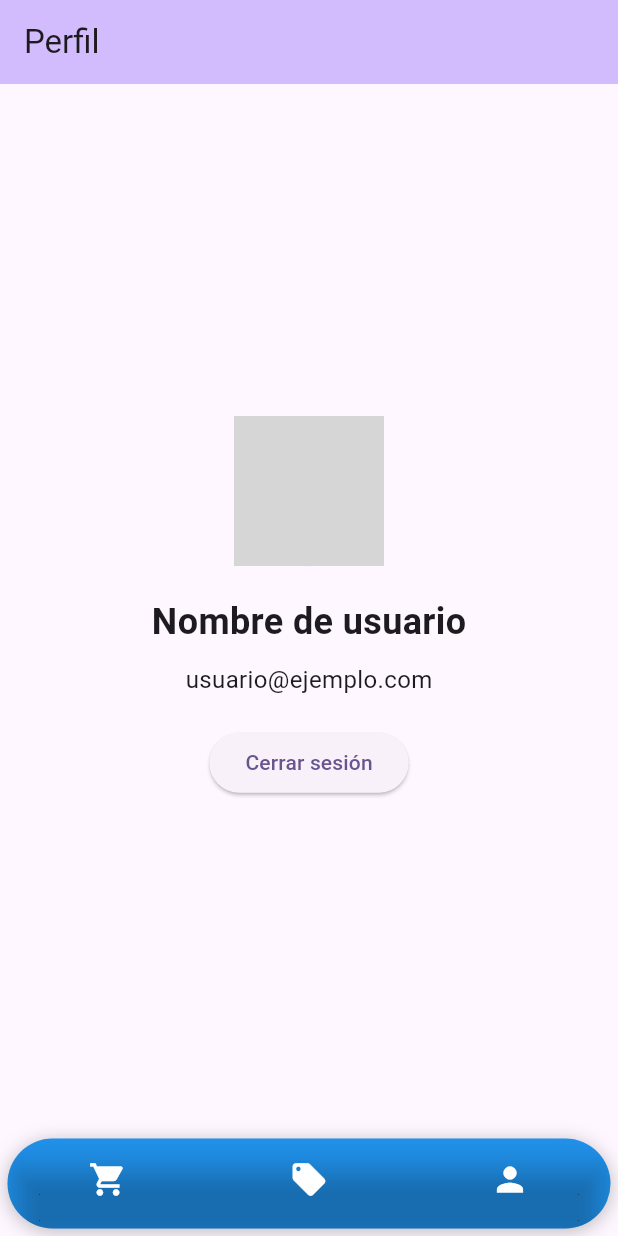
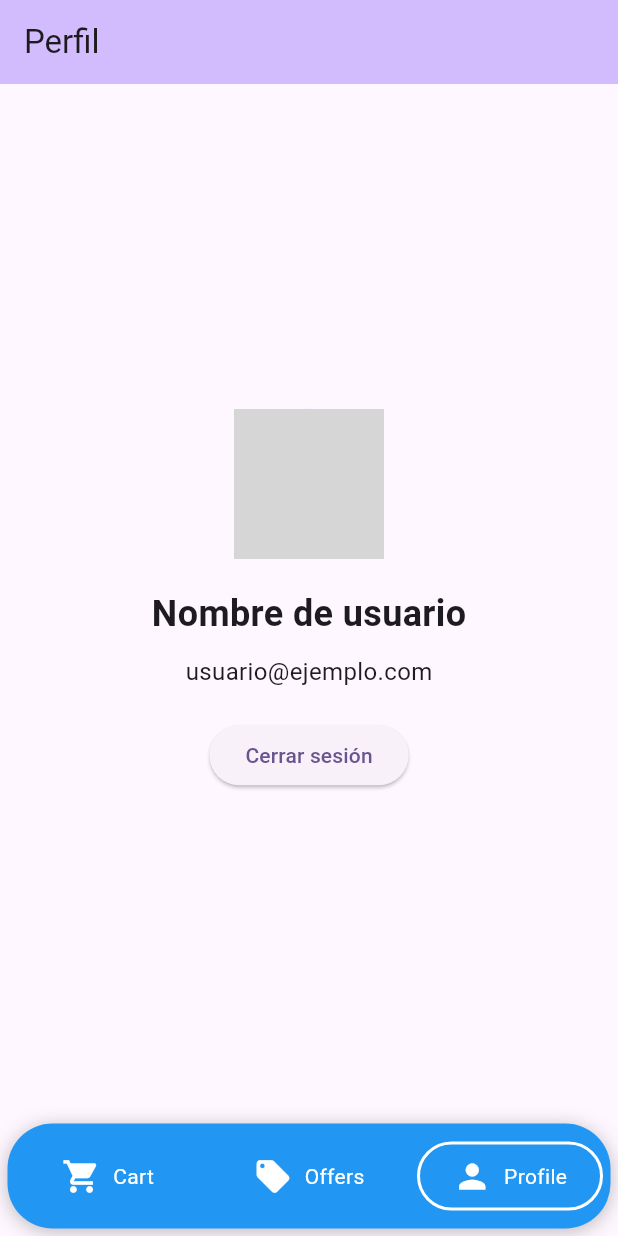
Before and after one commit to mrgomezsv/kidsfun_app, a Flutter app: the screen it shows after launch, swiped to page 3, on a phone screen of 412 x 824 dp. Run offline on Flutter 3.47's test engine with Material 3 defaults, Android fonts, the phone set to English and light mode, and no system bars; network calls fail; grey boxes are pictures that could not be loaded.

Commit message:
Add indicador in bottom navigation bar

```diff
--- a/lib/navigation/bottom_navigation_bar.dart
+++ b/lib/navigation/bottom_navigation_bar.dart
@@ -1,6 +1,6 @@
 import 'package:flutter/material.dart';
 
-class MyBottomNavigationBar extends StatelessWidget {
+class MyBottomNavigationBar extends StatefulWidget {
   final int currentIndex;
   final Function(int) onTap;
 
@@ -10,11 +10,52 @@ class MyBottomNavigationBar extends StatelessWidget {
   });
 
   @override
+  _MyBottomNavigationBarState createState() => _MyBottomNavigationBarState();
+}
+
+class _MyBottomNavigationBarState extends State<MyBottomNavigationBar> with SingleTickerProviderStateMixin {
+  late AnimationController _controller;
+  late Animation<double> _animation;
+
+  @override
+  void initState() {
+    super.initState();
+    _controller = AnimationController(
+      duration: Duration(milliseconds: 300),
+      vsync: this,
+    );
+    _animation = Tween<double>(begin: widget.currentIndex.toDouble(), end: widget.currentIndex.toDouble()).animate(_controller);
+  }
+
+  @override
+  void didUpdateWidget(covariant MyBottomNavigationBar oldWidget) {
+    super.didUpdateWidget(oldWidget);
+    if (oldWidget.currentIndex != widget.currentIndex) {
+      _controller.reset();
+      _animation = Tween<double>(begin: oldWidget.currentIndex.toDouble(), end: widget.currentIndex.toDouble()).animate(_controller)
+        ..addListener(() {
+          setState(() {});
+        });
+      _controller.forward();
+    }
+  }
+
+  @override
+  void dispose() {
+    _controller.dispose();
+    super.dispose();
+  }
+
+  void _onItemTapped(int index) {
+    widget.onTap(index);
+  }
+
+  @override
   Widget build(BuildContext context) {
     return SafeArea(
       child: Container(
         margin: EdgeInsets.all(5.0), // Margen para separar la barra de los bordes de la pantalla
-        height: 60, // Altura ajustada para evitar el desbordamiento
+        height: 70, // Altura ajustada para evitar el desbordamiento
         decoration: BoxDecoration(
           color: Colors.blue, // Color de fondo azul
           borderRadius: BorderRadius.all(
@@ -28,32 +69,66 @@ class MyBottomNavigationBar extends StatelessWidget {
             ),
           ],
         ),
-        child: ClipRRect(
-          borderRadius: BorderRadius.all(
-            Radius.circular(30.0), // Asegura que los bordes redondeados se apliquen al contenido
-          ),
-          child: BottomNavigationBar(
-            backgroundColor: Colors.transparent, // Fondo transparente para ver el fondo azul del contenedor
-            currentIndex: currentIndex,
-            onTap: onTap,
-            items: const <BottomNavigationBarItem>[
-              BottomNavigationBarItem(
-                icon: Icon(Icons.shopping_cart, size: 26, color: Colors.white),
-                label: '',
+        child: Stack(
+          children: [
+            Positioned.fill(
+              child: Row(
+                mainAxisAlignment: MainAxisAlignment.spaceAround,
+                children: List.generate(3, (index) {
+                  return Expanded(
+                    child: GestureDetector(
+                      onTap: () => _onItemTapped(index),
+                      child: Container(
+                        alignment: Alignment.center,
+                        child: AnimatedBuilder(
+                          animation: _animation,
+                          builder: (context, child) {
+                            return Container(
+                              margin: EdgeInsets.symmetric(horizontal: 5.0),
+                              padding: EdgeInsets.symmetric(vertical: 8.0, horizontal: 16.0),
+                              decoration: BoxDecoration(
+                                borderRadius: BorderRadius.circular(30.0),
+                                border: Border.all(
+                                  color: _animation.value == index ? Colors.white : Colors.transparent,
+                                  width: 2,
+                                ),
+                              ),
+                              child: child,
+                            );
+                          },
+                          child: Row(
+                            mainAxisAlignment: MainAxisAlignment.center,
+                            children: [
+                              Icon(
+                                index == 0
+                                    ? Icons.shopping_cart
+                                    : index == 1
+                                    ? Icons.local_offer
+                                    : Icons.person,
+                                size: 26,
+                                color: Colors.white,
+                              ),
+                              SizedBox(width: 8),
+                              Text(
+                                index == 0
+                                    ? 'Cart'
+                                    : index == 1
+                                    ? 'Offers'
+                                    : 'Profile',
+                                style: TextStyle(
+                                  color: Colors.white,
+                                ),
+                              ),
+                            ],
+                          ),
+                        ),
+                      ),
+                    ),
+                  );
+                }),
               ),
-              BottomNavigationBarItem(
-                icon: Icon(Icons.local_offer, size: 26, color: Colors.white),
-                label: '',
-              ),
-              BottomNavigationBarItem(
-                icon: Icon(Icons.person, size: 26, color: Colors.white),
-                label: '',
-              ),
-            ],
-            showSelectedLabels: false,
-            showUnselectedLabels: false,
-            type: BottomNavigationBarType.fixed, // Esto asegura que los iconos estén centrados
-          ),
+            ),
+          ],
         ),
       ),
     );
```
